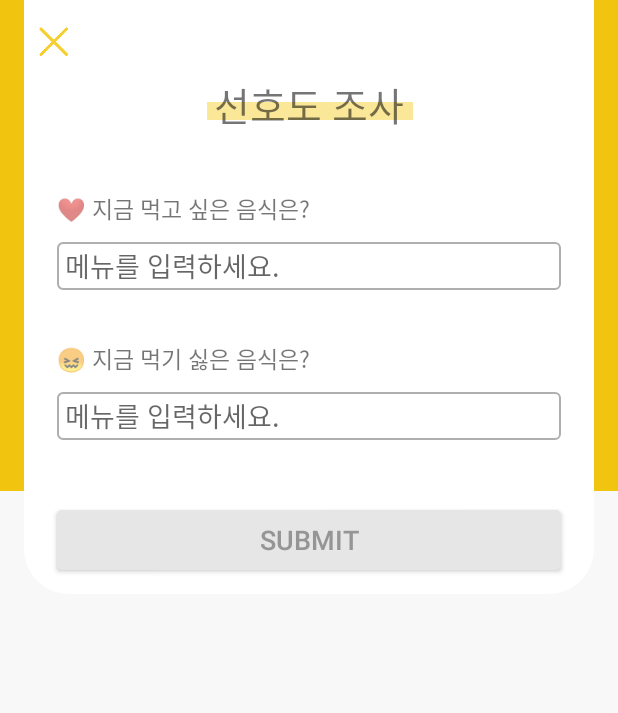
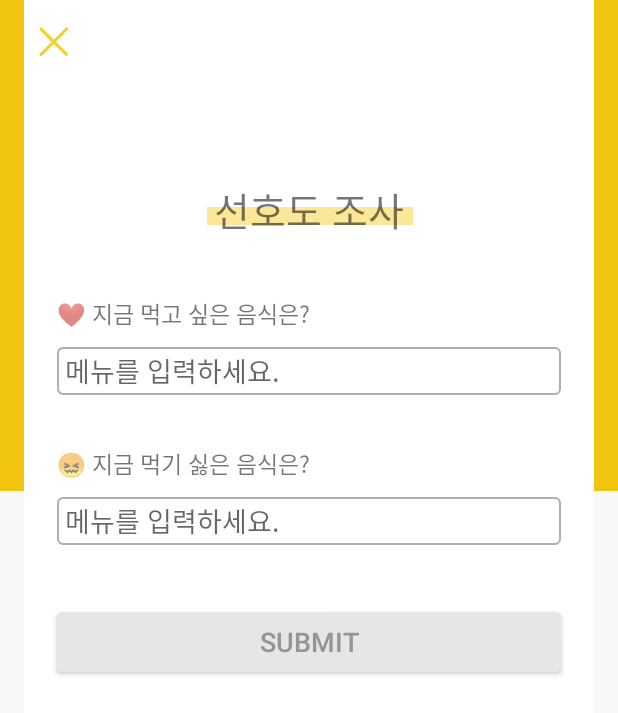
Before and after one commit to paksuua/EatTogether_Android, an Android app: the PreferenceCheckActivity screen opened directly, with no data from a screen before it, on a phone screen of 412 x 824 dp. Shown: the top 713 px of the screen. Run offline under Robolectric (Android 15) with nearby library versions, the phone set to English and light mode, and no system bars.

Commit message:
0728_Preference(view)

```diff
--- a/app/src/main/res/layout/activity_preference_check.xml
+++ b/app/src/main/res/layout/activity_preference_check.xml
@@ -20,7 +20,7 @@
     <androidx.constraintlayout.widget.ConstraintLayout
         android:id="@+id/constraintLayout"
         android:layout_width="380dp"
-        android:layout_height="396dp"
+        android:layout_height="667dp"
         android:layout_marginStart="16dp"
         android:layout_marginEnd="16dp"
         android:background="@drawable/round_bottom"
@@ -42,8 +42,7 @@
             android:layout_width="137dp"
             android:layout_height="12dp"
             android:layout_marginStart="122dp"
-            android:layout_marginTop="68dp"
-            android:layout_marginEnd="122dp"
+            android:layout_marginTop="138dp"
             android:background="#fbe798"
             app:layout_constraintStart_toStartOf="parent"
             app:layout_constraintTop_toTopOf="parent"></View>
@@ -53,18 +52,19 @@
             android:layout_width="0dp"
             android:layout_height="wrap_content"
             android:gravity="center"
-            android:paddingTop="50dp"
+            android:paddingTop="120dp"
             android:text="선호도 조사"
             android:textSize="26sp"
             app:layout_constraintEnd_toEndOf="parent"
-            app:layout_constraintStart_toStartOf="parent"></TextView>
+            app:layout_constraintStart_toStartOf="parent"
+            app:layout_constraintTop_toTopOf="parent"></TextView>
 
         <TextView
             android:id="@+id/textView2"
             android:layout_width="wrap_content"
             android:layout_height="wrap_content"
             android:paddingLeft="22dp"
-            android:paddingTop="127dp"
+            android:paddingTop="197dp"
             android:text="❤ 지금 먹고 싶은 음식은?"
             android:textSize="15dp"></TextView>
 
@@ -73,7 +73,7 @@
             android:layout_width="336dp"
             android:layout_height="32dp"
             android:layout_marginStart="22dp"
-            android:layout_marginTop="161dp"
+            android:layout_marginTop="231dp"
             android:background="@drawable/gray_bd"
             app:layout_constraintStart_toStartOf="parent"
             app:layout_constraintTop_toTopOf="parent"></View>
@@ -83,7 +83,7 @@
             android:layout_width="336dp"
             android:layout_height="32dp"
             android:layout_marginStart="32dp"
-            android:layout_marginTop="161dp"
+            android:layout_marginTop="231dp"
             android:layout_marginEnd="22dp"
             android:background="@null"
             android:hint="메뉴를 입력하세요."
@@ -98,7 +98,7 @@
             android:layout_width="wrap_content"
             android:layout_height="wrap_content"
             android:paddingLeft="22dp"
-            android:paddingTop="227dp"
+            android:paddingTop="297dp"
             android:text="😖 지금 먹기 싫은 음식은?"
             android:textSize="15dp"
             app:layout_constraintStart_toStartOf="parent"></TextView>
@@ -108,7 +108,7 @@
             android:layout_width="336dp"
             android:layout_height="32dp"
             android:layout_marginStart="22dp"
-            android:layout_marginTop="261dp"
+            android:layout_marginTop="331dp"
             android:background="@drawable/gray_bd"
             app:layout_constraintStart_toStartOf="parent"
             app:layout_constraintTop_toTopOf="parent"></View>
@@ -118,7 +118,7 @@
             android:layout_width="336dp"
             android:layout_height="32dp"
             android:layout_marginStart="32dp"
-            android:layout_marginTop="261dp"
+            android:layout_marginTop="331dp"
             android:layout_marginEnd="22dp"
             android:background="@null"
             android:hint="메뉴를 입력하세요."
@@ -133,7 +133,7 @@
             android:layout_width="336dp"
             android:layout_height="40dp"
             android:layout_marginStart="22dp"
-            android:layout_marginTop="340dp"
+            android:layout_marginTop="408dp"
             android:layout_marginEnd="22dp"
             android:background="@drawable/btn_gray"
             android:text="SUBMIT"
```
